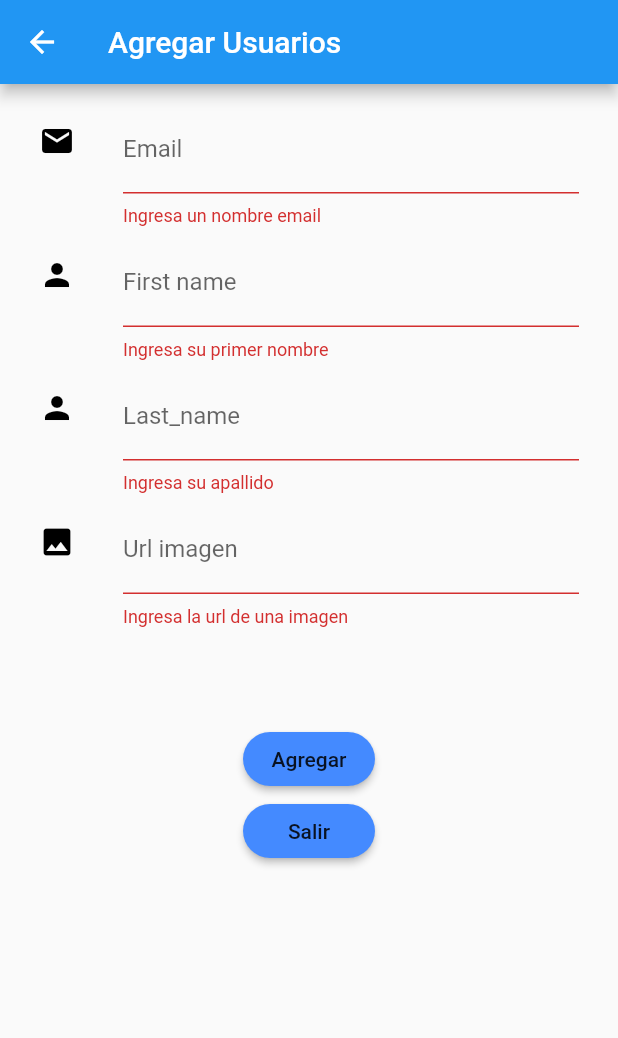
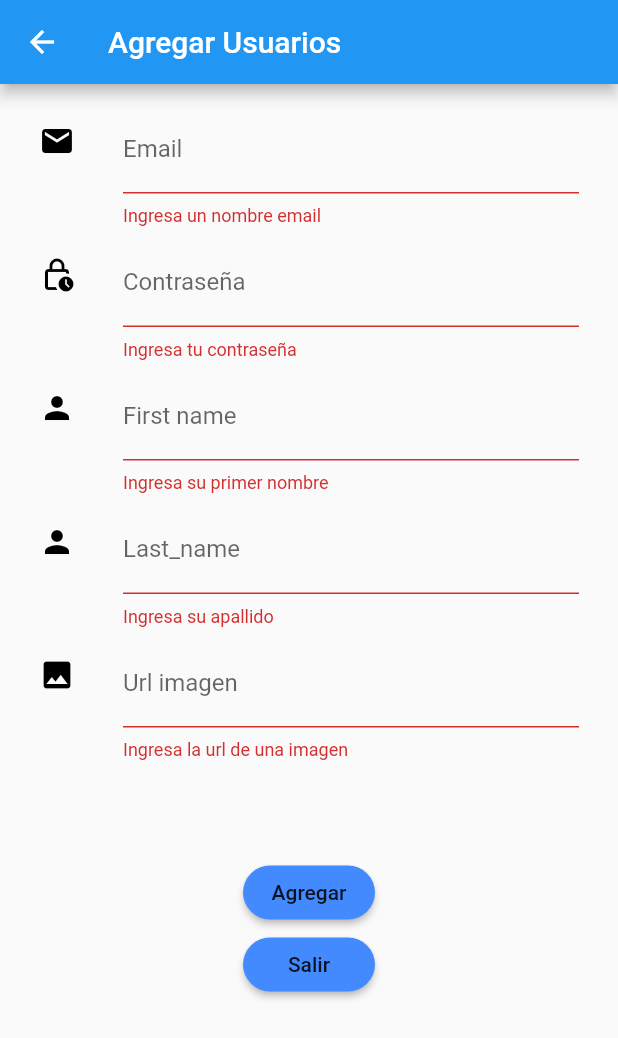
Before and after one commit to Tania-Puc/api_consumo, a Flutter app: the AddData screen opened directly, after a tap on "Agregar", on a phone screen of 412 x 824 dp. Shown: the top 1038 px of the screen. Run offline on Flutter 3.47's test engine with Material 2 defaults, Android fonts, the phone set to English and light mode, and no system bars.

```diff
--- a/lib/add_page.dart
+++ b/lib/add_page.dart
@@ -234,6 +234,7 @@ class Album {
 }*/
 
 import 'package:api_consumo/home_page.dart';
+import 'package:api_consumo/login_page.dart';
 import 'package:flutter/material.dart';
 import 'package:http/http.dart' as http;
 
@@ -246,6 +247,8 @@ class AddData extends StatefulWidget {
 
 class _AddDataState extends State<AddData> {
   TextEditingController controlleremail =  TextEditingController();
+  TextEditingController controllerpass =  TextEditingController();
+
   // ignore: non_constant_identifier_names
   TextEditingController controllerfirst_name =  TextEditingController();
   // ignore: non_constant_identifier_names
@@ -257,14 +260,17 @@ class _AddDataState extends State<AddData> {
   final _formKey = GlobalKey<FormState>();
 
   void addData() {
-    var url = "https://backend-consumo.herokuapp.com/users/";
+    var url = "http://192.168.3.107:3000/users/";
 
-    http.post(Uri.parse(url), body: {
+    http.post(Uri.parse(url), body:
+     {
       "email": controlleremail.text,
+      "pass": controllerpass.text,
       "first_name": controllerfirst_name.text,
       "last_name": controllerlast_name.text,
       "avatar": controlleravatar.text,
-    });
+    }
+    );
   }
 
   @override
@@ -291,6 +297,19 @@ class _AddDataState extends State<AddData> {
                       decoration:  const InputDecoration(
                         hintText: "Email",
                         labelText: "Email",
+                      ),
+                    ),
+                  ),
+                  ListTile(
+                    leading: const Icon(Icons.lock_clock_outlined, color: Colors.black),
+                    title:  TextFormField(
+                      controller: controllerpass,
+                      validator: (value) {
+                        if (value!.isEmpty) {return "Ingresa tu contraseña";}
+                      },
+                      decoration:  const InputDecoration(
+                        hintText: "Contraseña",
+                        labelText: "Contraseña",
                       ),
                     ),
                   ),
@@ -352,7 +371,7 @@ class _AddDataState extends State<AddData> {
                         addData();
                    Navigator.of(context).push(MaterialPageRoute(
                           // ignore: prefer_const_constructors, unnecessary_new
-                          builder: (BuildContext context) => new Home()));
+                          builder: (BuildContext context) => new Home(id: id,)));
                       }
                     },
                   ),
@@ -365,7 +384,7 @@ class _AddDataState extends State<AddData> {
                     onPressed: () {
                       Navigator.of(context).push(MaterialPageRoute(
                           // ignore: prefer_const_constructors, unnecessary_new
-                          builder: (BuildContext context) => new Home()));
+                          builder: (BuildContext context) => new Home(id:id)));
                     },
                   )
                 ],
--- a/lib/home_page.dart
+++ b/lib/home_page.dart
@@ -103,7 +103,9 @@ class _HomePageState extends State<HomePage> {
   }
 }
 */
+
 import 'package:api_consumo/add_page.dart';
+import 'package:api_consumo/login_page.dart';
 import 'package:api_consumo/update_page.dart';
 import 'package:flutter/material.dart';
 import 'package:http/http.dart' as http;
@@ -111,8 +113,9 @@ import 'dart:async';
 import 'dart:convert';
 
 class Home extends StatefulWidget {
-  const Home({Key? key}) : super(key: key);
+  Home({Key? key, required this.id}) : super(key: key);
 
+  final int id;
   @override
   // ignore: unnecessary_new
   _HomeState createState() => new _HomeState();
@@ -120,8 +123,9 @@ class Home extends StatefulWidget {
 
 class _HomeState extends State<Home> {
   Future<List> getData() async {
-    final response = await http
-        .get(Uri.parse("https://backend-consumo.herokuapp.com/users/"));
+    print(id);
+    final response =
+        await http.get(Uri.parse("http://192.168.3.107:3000/users/"+id.toString()));
     return json.decode(response.body);
   }
 
@@ -140,13 +144,13 @@ class _HomeState extends State<Home> {
             // ignore: prefer_const_constructors
             title: Text('Consumo de API'),
           ),
-          floatingActionButton:  FloatingActionButton(
-            child:  Icon(Icons.add),
-            onPressed: () => Navigator.of(context).push( MaterialPageRoute(
-              builder: (BuildContext context) =>  AddData(),
+          floatingActionButton: FloatingActionButton(
+            child: Icon(Icons.add),
+            onPressed: () => Navigator.of(context).push(MaterialPageRoute(
+              builder: (BuildContext context) => AddData(),
             )),
           ),
-          body:  FutureBuilder<List>(
+          body: FutureBuilder<List>(
             future: getData(),
             builder: (context, snapshot) {
               // ignore: avoid_print
@@ -220,21 +224,21 @@ class ItemList extends StatelessWidget {
   Widget build(BuildContext context) {
     final width = MediaQuery.of(context).size.width;
 
-    return  ListView.builder(
+    return ListView.builder(
       itemCount: list == null ? 0 : list!.length,
       itemBuilder: (context, i) {
-        return  Container(
+        return Container(
           color: Colors.white,
           width: width * 8.0,
-          child:  GestureDetector(
+          child: GestureDetector(
             onTap: () => Navigator.of(context).push(
-               MaterialPageRoute(
-                  builder: (BuildContext context) =>  EditData(
+              MaterialPageRoute(
+                  builder: (BuildContext context) => EditData(
                         list: list!,
                         index: i,
                       )),
             ),
-            child:  Card(
+            child: Card(
               color: Colors.blue,
               child: Container(
                 padding: EdgeInsets.symmetric(vertical: 15),
```
Also changed, not shown: lib/app.dart (+9 -2 lines), lib/login_page.dart (added, +94 -0 lines), lib/update_page.dart (+25 -4 lines).
